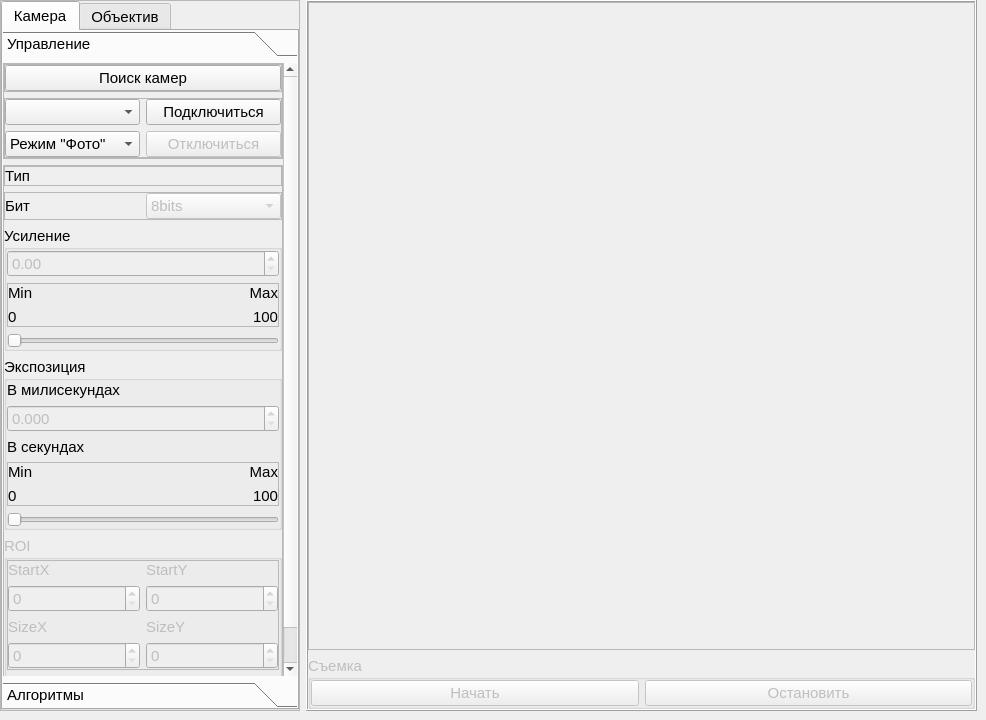
Qt form project/source/mainwindow.ui (H4KC3R/AlgoDemon) before a commit.
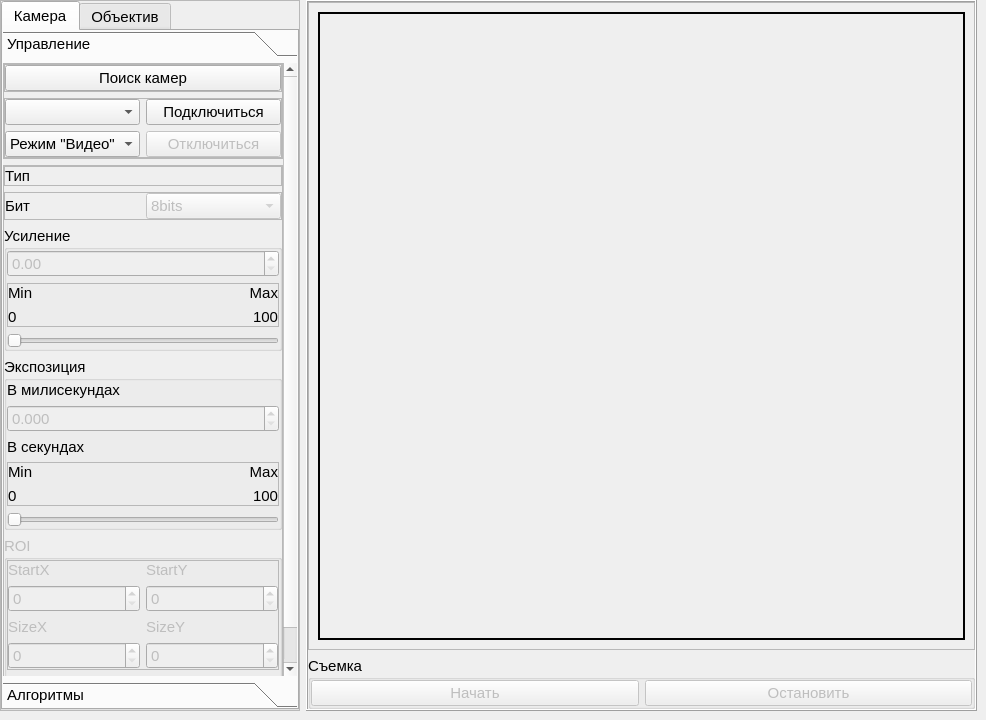
The same form after that commit. The open tabs and pages were chosen to show the change. Icons and pictures are not drawn.

Patch:
```diff
--- a/project/source/mainwindow.ui
+++ b/project/source/mainwindow.ui
@@ -99,13 +99,13 @@
            <item>
             <widget class="QToolBox" name="cameraControlToolBox">
              <property name="currentIndex">
-              <number>1</number>
+              <number>0</number>
              </property>
              <widget class="QWidget" name="cameraToolBoxPage">
               <property name="geometry">
                <rect>
                 <x>0</x>
-                <y>-108</y>
+                <y>0</y>
                 <width>285</width>
                 <height>694</height>
                </rect>
@@ -242,6 +242,9 @@
                        <property name="enabled">
                         <bool>true</bool>
                        </property>
+                       <property name="currentIndex">
+                        <number>1</number>
+                       </property>
                        <item>
                         <property name="text">
                          <string>Режим &quot;Фото&quot;</string>
@@ -1371,6 +1374,12 @@
               <height>16777215</height>
              </size>
             </property>
+            <property name="frameShape">
+             <enum>QFrame::Box</enum>
+            </property>
+            <property name="lineWidth">
+             <number>2</number>
+            </property>
             <property name="text">
              <string/>
             </property>
@@ -1388,7 +1397,7 @@
        <item>
         <widget class="QGroupBox" name="cameraCaptureGroupBox">
          <property name="enabled">
-          <bool>false</bool>
+          <bool>true</bool>
          </property>
          <property name="sizePolicy">
           <sizepolicy hsizetype="Preferred" vsizetype="Fixed">
@@ -1414,6 +1423,9 @@
           </property>
           <item>
            <widget class="QPushButton" name="cameraStartCaptureButton">
+            <property name="enabled">
+             <bool>false</bool>
+            </property>
             <property name="text">
              <string>Начать</string>
             </property>
```
